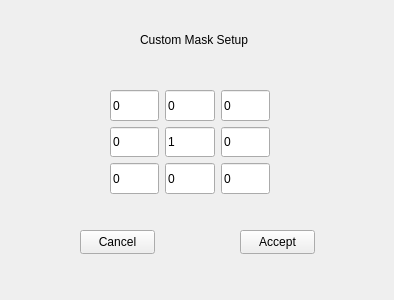
Above: maskpopup.ui from Nachos-mic/Aplikacja_Strumienie_Wideo before the change. Below: the same form after it.
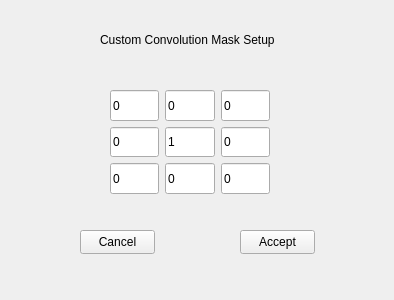
That is the form after the change.

Commit message: Poprawki jakościowe

What changed in the file:
```diff
--- a/maskpopup.ui
+++ b/maskpopup.ui
@@ -228,14 +228,14 @@
   <widget class="QLabel" name="label">
    <property name="geometry">
     <rect>
-     <x>140</x>
+     <x>100</x>
      <y>30</y>
-     <width>111</width>
+     <width>181</width>
      <height>20</height>
     </rect>
    </property>
    <property name="text">
-    <string>Custom Mask Setup</string>
+    <string>Custom Convolution Mask Setup</string>
    </property>
   </widget>
  </widget>
```
The commit also changes 1 other file.
